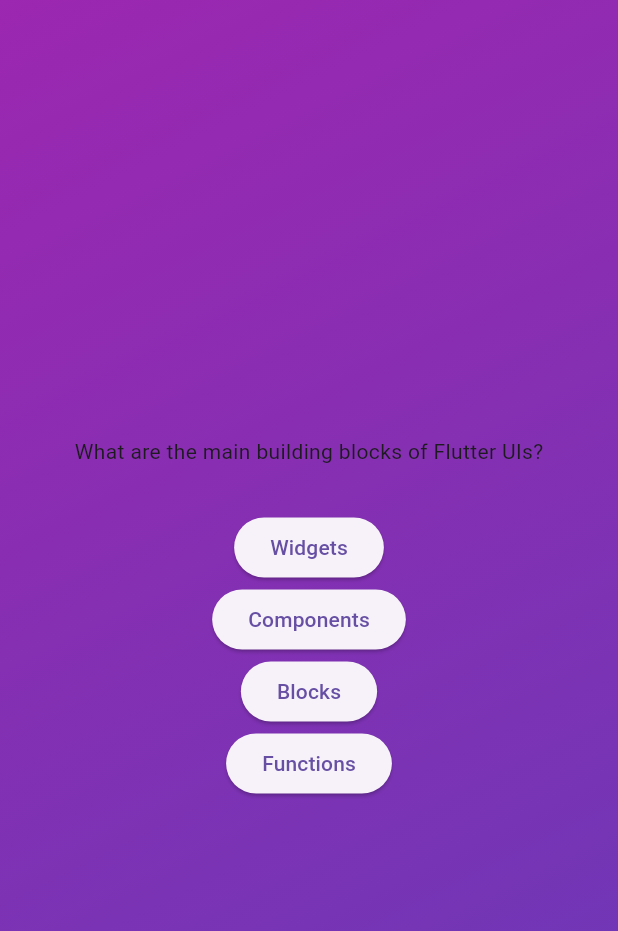
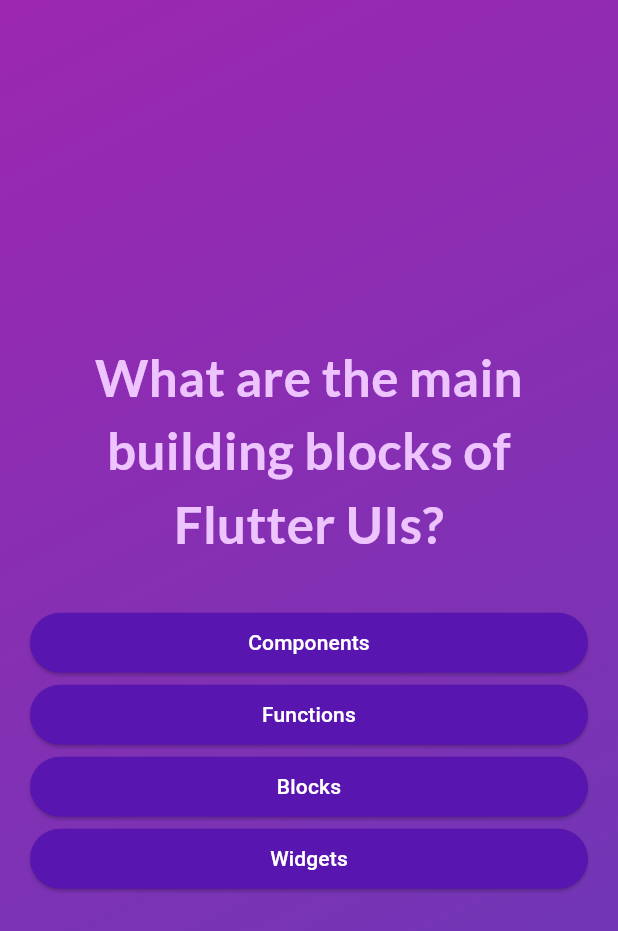
Before and after one commit to thisisdevon/QuizApp, a Flutter app: the screen it shows after launch, after a tap on "Start Quiz", on a phone screen of 412 x 824 dp. Shown: the top 931 px of the screen. Run offline on Flutter 3.47's test engine with Material 3 defaults, Android fonts, the phone set to English and light mode, and no system bars; our stand-ins replace google_fonts.

Commit message:
Install google font/styling buttons

```diff
--- /dev/null
+++ b/quiz_app/lib/answer_button.dart
@@ -0,0 +1,28 @@
+import 'package:flutter/material.dart';
+import 'package:google_fonts/google_fonts.dart';
+
+class AnswerButton extends StatelessWidget
+{
+  final String answer;
+  final void Function() onPressedFunction;
+
+  const AnswerButton(this.answer, this.onPressedFunction, {super.key});
+
+  @override
+  Widget build(BuildContext context) {
+
+    return ElevatedButton(
+      onPressed: onPressedFunction,
+      style: ElevatedButton.styleFrom(
+        backgroundColor: const Color.fromARGB(255, 88, 21, 175),
+        foregroundColor: Colors.white,
+        shape: RoundedRectangleBorder(
+          borderRadius: BorderRadius.circular(40)
+        ),
+        padding: const EdgeInsets.symmetric(horizontal: 40, vertical: 10)
+      ),
+      child: Text(answer,
+      textAlign: TextAlign.center,)
+    );
+  }
+}
--- a/quiz_app/lib/model/quiz_question.dart
+++ b/quiz_app/lib/model/quiz_question.dart
@@ -3,4 +3,11 @@ class QuizQuestion {
 
   final String text;
   final List<String> answers;
+
+  List<String> getShuffledAnswers()
+  {
+    final shuffledAnswers = List.of(answers);
+    shuffledAnswers.shuffle();
+    return shuffledAnswers;
+  }
 }
--- a/quiz_app/lib/question_screen.dart
+++ b/quiz_app/lib/question_screen.dart
@@ -1,6 +1,7 @@
 import 'package:flutter/material.dart';
+import 'package:quiz_app/answer_button.dart';
 import 'package:quiz_app/data/questions.dart';
-import 'package:quiz_app/model/quiz_question.dart';
+import 'package:google_fonts/google_fonts.dart';
 
 class QuestionScreen extends StatefulWidget
 {
@@ -13,23 +14,43 @@ class QuestionScreen extends StatefulWidget
 
 class _QuestionScreenState extends State<QuestionScreen>
 {
+  int currentQuestionIndex = 0;
+
+  void answerQuestion()
+  {
+    setState(() {
+      currentQuestionIndex++;
+    });
+  }
+
   @override
   Widget build(BuildContext context) {
+    final currentQuestion = questions[currentQuestionIndex];
+    var answers = currentQuestion.getShuffledAnswers();
+
     return SizedBox(
       width: double.infinity,
-      child: Column(
-        mainAxisAlignment: MainAxisAlignment.center,
-        children: [
-          Text(questions[0].text),
-          SizedBox(height: 30,),
-          ElevatedButton(onPressed: () {}, child: Text(questions[0].answers[0])),
-
-          ElevatedButton(onPressed: () {}, child: Text(questions[0].answers[1])),
-
-          ElevatedButton(onPressed: () {}, child: Text(questions[0].answers[2])),
-
-          ElevatedButton(onPressed: () {}, child: Text(questions[0].answers[3])),
-        ],
+      child: Container(
+        margin: const EdgeInsets.all(20),
+        child: Column(
+          mainAxisAlignment: MainAxisAlignment.center,
+          crossAxisAlignment: CrossAxisAlignment.stretch,
+          children: [
+            Text(
+              currentQuestion.text,
+              style: GoogleFonts.lato(
+                color: const Color.fromARGB(255, 238, 196, 255),
+                fontSize: 34,
+                fontWeight: FontWeight.bold
+              ),
+              textAlign: TextAlign.center,),
+            const SizedBox(height: 30,),
+            ...answers.map((answer)
+            {
+              return AnswerButton(answer, answerQuestion);
+            }),
+          ],
+        ),
       )
     );
   }
--- a/quiz_app/lib/start_screen.dart
+++ b/quiz_app/lib/start_screen.dart
@@ -1,4 +1,5 @@
 import 'package:flutter/material.dart';
+import 'package:google_fonts/google_fonts.dart';
 
 class StartScreen extends StatelessWidget {
 
@@ -12,7 +13,7 @@ class StartScreen extends StatelessWidget {
       children: [
         Image.asset('assets/images/quiz-logo.png', width: 300, color: const Color.fromARGB(127, 255, 255, 255),),
         const SizedBox(height: 20,),
-        const Text('Learn Flutter the fun way', style: TextStyle(color: Colors.white, fontSize: 20), ),
+        Text('Learn Flutter the fun way', style: GoogleFonts.lato(color: Colors.white, fontSize: 20), ),
         OutlinedButton.icon(
           onPressed: onPressedFunction,
           style: OutlinedButton.styleFrom(
--- a/quiz_app/pubspec.yaml
+++ b/quiz_app/pubspec.yaml
@@ -9,6 +9,7 @@ environment:
 dependencies:
   flutter:
     sdk: flutter
+  google_fonts: ^6.2.1
 
 dev_dependencies:
   flutter_test:
```
Also changed, not shown: quiz_app/pubspec.lock, 1 other file.
